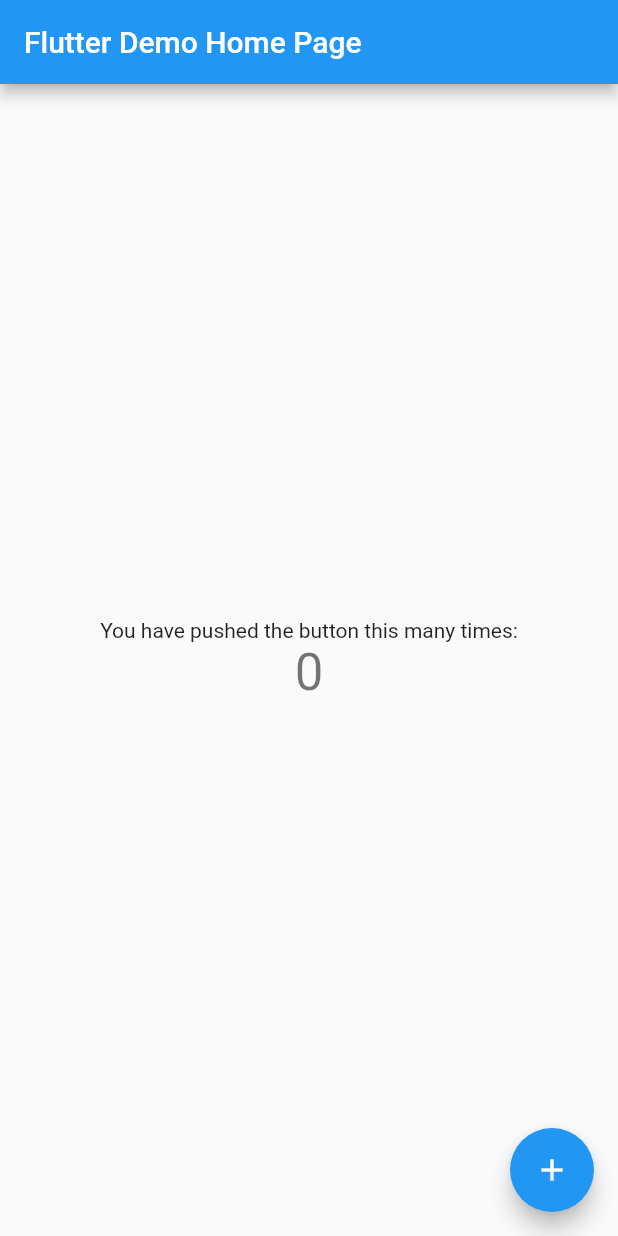
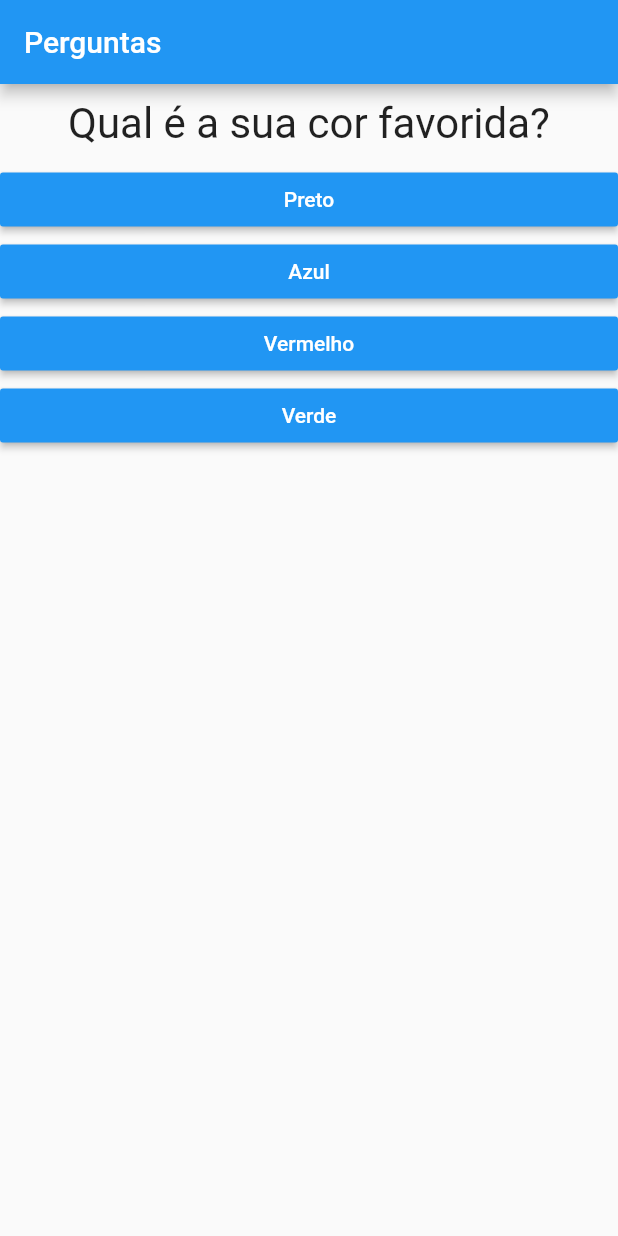
Before and after one commit to jeanpandolfi/perguntas_flutter, a Flutter app: the screen it shows after launch, on a phone screen of 412 x 824 dp. Run offline on Flutter 3.47's test engine with Material 2 defaults, Android fonts, the phone set to English and light mode, and no system bars.

Commit message:
primeira aula

```diff
--- a/lib/main.dart
+++ b/lib/main.dart
@@ -1,117 +1,68 @@
 import 'package:flutter/material.dart';
+import 'package:projeto_perguntas/questao.dart';
+import 'package:projeto_perguntas/resposta.dart';
+import 'package:projeto_perguntas/resultado.dart';
 
-void main() {
-  runApp(MyApp());
+main(){
+  runApp(new PerguntaApp());
 }
 
-class MyApp extends StatelessWidget {
-  // This widget is the root of your application.
+class PerguntaApp extends StatefulWidget{
+
   @override
-  Widget build(BuildContext context) {
-    return MaterialApp(
-      title: 'Flutter Demo',
-      theme: ThemeData(
-        // This is the theme of your application.
-        //
-        // Try running your application with "flutter run". You'll see the
-        // application has a blue toolbar. Then, without quitting the app, try
-        // changing the primarySwatch below to Colors.green and then invoke
-        // "hot reload" (press "r" in the console where you ran "flutter run",
-        // or simply save your changes to "hot reload" in a Flutter IDE).
-        // Notice that the counter didn't reset back to zero; the application
-        // is not restarted.
-        primarySwatch: Colors.blue,
-        // This makes the visual density adapt to the platform that you run
-        // the app on. For desktop platforms, the controls will be smaller and
-        // closer together (more dense) than on mobile platforms.
-        visualDensity: VisualDensity.adaptivePlatformDensity,
-      ),
-      home: MyHomePage(title: 'Flutter Demo Home Page'),
-    );
-  }
+  _PerguntaAppState createState() => _PerguntaAppState();
+
 }
 
-class MyHomePage extends StatefulWidget {
-  MyHomePage({Key key, this.title}) : super(key: key);
+class _PerguntaAppState extends State<PerguntaApp> {
 
-  // This widget is the home page of your application. It is stateful, meaning
-  // that it has a State object (defined below) that contains fields that affect
-  // how it looks.
+  List<Map<String, Object>> _perguntas = const [
+    {
+      'texto': "Qual é a sua cor favorida?",
+      'respostas': ['Preto', 'Azul', 'Vermelho', 'Verde']
+    },
+    {
+      'texto': "Qual é a sua comida favorita?",
+      'respostas': ['Arroz', 'Feijão', 'Carne', 'Verdura']
+    },
+    {
+      'texto': "Qual é o seu animal favorito?",
+      'respostas': ['Gato', 'Dog', 'Coleiro tui tui', 'Peixe']
+    }
+  ];
 
-  // This class is the configuration for the state. It holds the values (in this
-  // case the title) provided by the parent (in this case the App widget) and
-  // used by the build method of the State. Fields in a Widget subclass are
-  // always marked "final".
+  var _perguntaSelecionada = 0;
 
-  final String title;
+  bool get temPerguntaSelecionada{
+    return _perguntaSelecionada < _perguntas.length;
+  }
 
-  @override
-  _MyHomePageState createState() => _MyHomePageState();
-}
-
-class _MyHomePageState extends State<MyHomePage> {
-  int _counter = 0;
-
-  void _incrementCounter() {
-    setState(() {
-      // This call to setState tells the Flutter framework that something has
-      // changed in this State, which causes it to rerun the build method below
-      // so that the display can reflect the updated values. If we changed
-      // _counter without calling setState(), then the build method would not be
-      // called again, and so nothing would appear to happen.
-      _counter++;
-    });
+  void _responder(){
+    if(temPerguntaSelecionada){
+      setState(() {
+        this._perguntaSelecionada++;
+      });
+    }
   }
 
   @override
   Widget build(BuildContext context) {
-    // This method is rerun every time setState is called, for instance as done
-    // by the _incrementCounter method above.
-    //
-    // The Flutter framework has been optimized to make rerunning build methods
-    // fast, so that you can just rebuild anything that needs updating rather
-    // than having to individually change instances of widgets.
-    return Scaffold(
-      appBar: AppBar(
-        // Here we take the value from the MyHomePage object that was created by
-        // the App.build method, and use it to set our appbar title.
-        title: Text(widget.title),
+
+    List<String> repostas = temPerguntaSelecionada ? _perguntas[_perguntaSelecionada]['respostas'] : null;
+    List<Widget> widgetsResposta = repostas != null ? repostas.map((e) => new Resposta(e, _responder)).toList() : null;
+
+    return MaterialApp(
+      home: Scaffold(
+        appBar: AppBar(
+          title: Text("Perguntas"),
+        ),
+        body: temPerguntaSelecionada ? Column(
+          children: [
+            Questao(_perguntas[_perguntaSelecionada]['texto']),
+            ...widgetsResposta
+          ],
+        ) : Resultado(),
       ),
-      body: Center(
-        // Center is a layout widget. It takes a single child and positions it
-        // in the middle of the parent.
-        child: Column(
-          // Column is also a layout widget. It takes a list of children and
-          // arranges them vertically. By default, it sizes itself to fit its
-          // children horizontally, and tries to be as tall as its parent.
-          //
-          // Invoke "debug painting" (press "p" in the console, choose the
-          // "Toggle Debug Paint" action from the Flutter Inspector in Android
-          // Studio, or the "Toggle Debug Paint" command in Visual Studio Code)
-          // to see the wireframe for each widget.
-          //
-          // Column has various properties to control how it sizes itself and
-          // how it positions its children. Here we use mainAxisAlignment to
-          // center the children vertically; the main axis here is the vertical
-          // axis because Columns are vertical (the cross axis would be
-          // horizontal).
-          mainAxisAlignment: MainAxisAlignment.center,
-          children: <Widget>[
-            Text(
-              'You have pushed the button this many times:',
-            ),
-            Text(
-              '$_counter',
-              style: Theme.of(context).textTheme.headline4,
-            ),
-          ],
-        ),
-      ),
-      floatingActionButton: FloatingActionButton(
-        onPressed: _incrementCounter,
-        tooltip: 'Increment',
-        child: Icon(Icons.add),
-      ), // This trailing comma makes auto-formatting nicer for build methods.
     );
   }
 }
--- /dev/null
+++ b/lib/questao.dart
@@ -0,0 +1,21 @@
+import 'package:flutter/material.dart';
+
+class Questao extends StatelessWidget {
+
+  final String texto;
+
+  Questao(this.texto);
+
+  @override
+  Widget build(BuildContext context) {
+    return Container(
+      width: double.infinity,
+      margin: EdgeInsets.all(10),
+      child: Text(
+        texto,
+        style: TextStyle(fontSize: 28),
+        textAlign: TextAlign.center,
+      ),
+    );
+  }
+}
--- /dev/null
+++ b/lib/questionario.dart
@@ -0,0 +1,13 @@
+import 'package:flutter/material.dart';
+
+class Questionario extends StatelessWidget {
+  final List<Map<String, Object>> _perguntas;
+
+
+  Questionario(this._perguntas);
+
+  @override
+  Widget build(BuildContext context) {
+    return Container();
+  }
+}
--- /dev/null
+++ b/lib/resposta.dart
@@ -0,0 +1,22 @@
+import 'package:flutter/material.dart';
+
+class Resposta extends StatelessWidget {
+
+  final String texto;
+  final void Function() _onPress;
+
+  Resposta(this.texto, this._onPress);
+
+  @override
+  Widget build(BuildContext context) {
+    return Container(
+      width: double.infinity,
+      child: RaisedButton(
+        textColor: Colors.white,
+        color: Colors.blue,
+        child: Text(texto),
+        onPressed: _onPress,
+      ),
+    );
+  }
+}
--- /dev/null
+++ b/lib/resultado.dart
@@ -0,0 +1,11 @@
+import 'package:flutter/material.dart';
+
+class Resultado extends StatelessWidget {
+  @override
+  Widget build(BuildContext context) {
+    return Center(
+      child: Text("Parabéns!",
+          style: TextStyle(fontSize: 28)),
+    );
+  }
+}
--- a/pubspec.yaml
+++ b/pubspec.yaml
@@ -1,5 +1,5 @@
 name: projeto_perguntas
-description: Projet do Curso da Cod3r.
+description: Projeto do Curso da Cod3r.
 
 # The following line prevents the package from being accidentally published to
 # pub.dev using `pub publish`. This is preferred for private packages.
```
Also changed, not shown: 1 other file.
